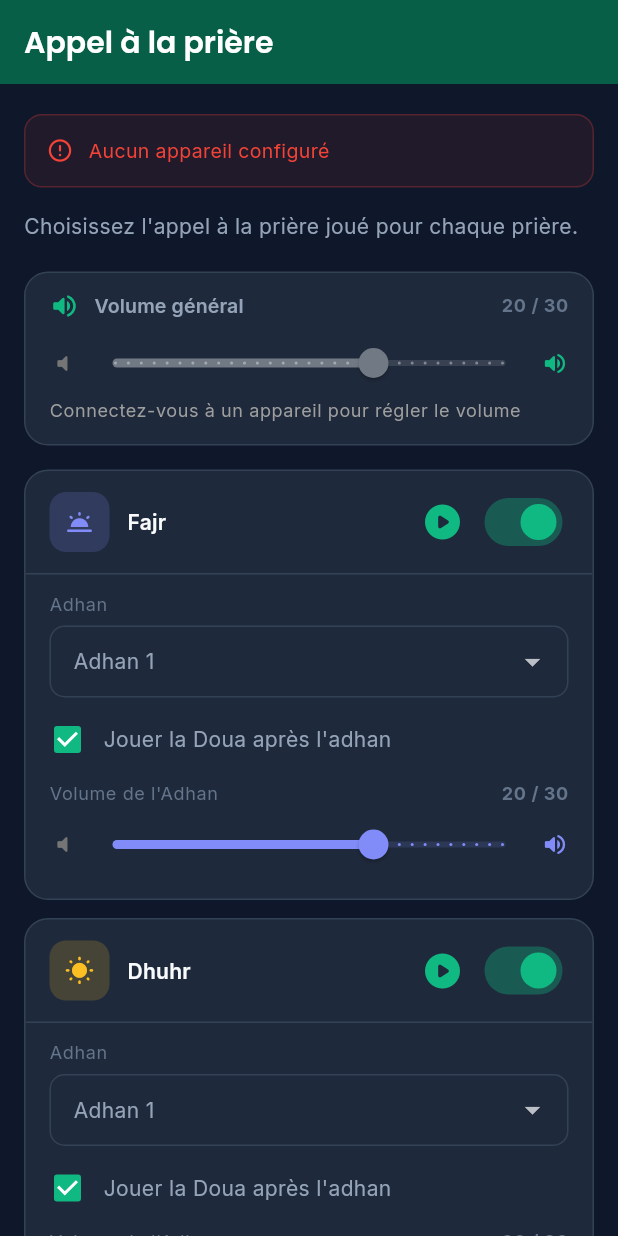
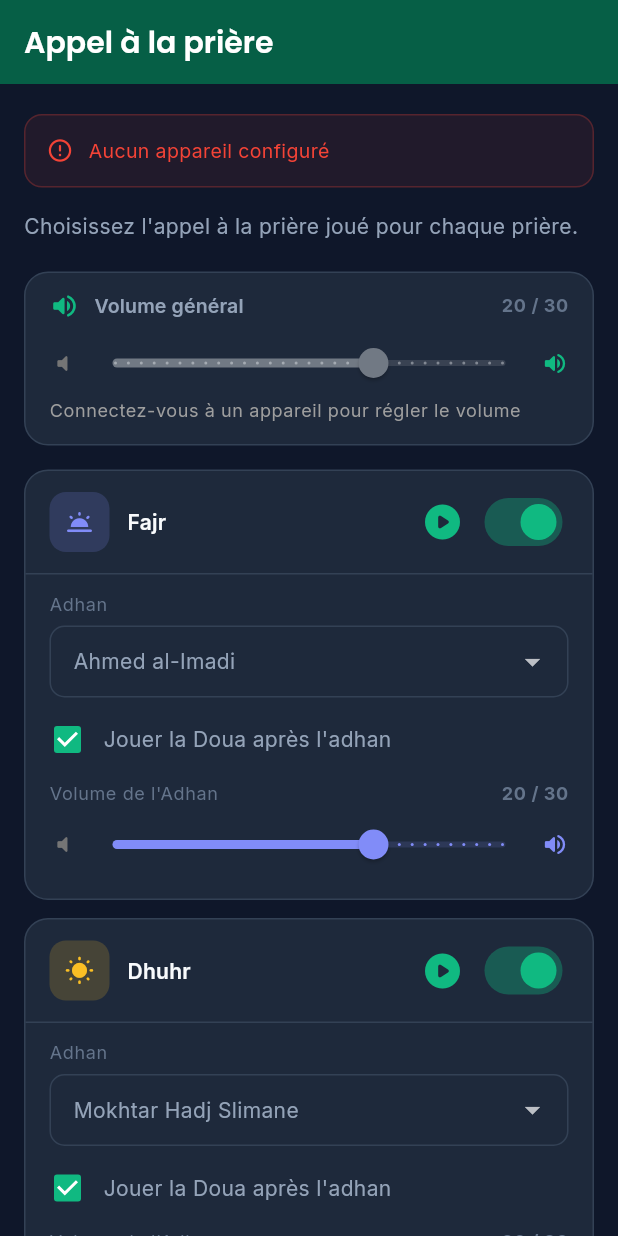
Before and after one commit to adelhanifiOne/adhanbox, a Flutter app: the AdhanConfigScreen screen opened directly, on a phone screen of 412 x 824 dp. Run offline on Flutter 3.47's test engine with Material 3 defaults, Android fonts, the phone set to English and light mode, and no system bars; drawn by our look-alikes of flutter_animate; our stand-ins replace auto_size_text, connectivity_plus, dio, flutter_blue_plus, flutter_riverpod, font_awesome_flutter and 8 more; missing offline and left inert: app_settings, json_path, network_info_plus, wifi_scan; accounts and stored records are empty; network calls fail.

Commit message:
Audio: lecteur Coran (4 recitateurs x 114 sourates) + adhans HD nommes
App:
- Nouvel ecran lecteur Coran (quran_player_screen) : choisir recitateur
  (Afasy/Ghamdi/Dosari/Maher) puis sourate, joue sur l'AdhanBox via
  /api/audio/play?f=/quran/<slug>/NNN.mp3. Recherche incluse.
- Methode API playFile(path) (endpoint protege, token en header).
- Adhans renommes avec vrais muezzins (fini "Adhan 1..20" generiques).

Audio (fichiers locaux gitignores, a pre-charger sur SD) :
- Coran complet 4 recitateurs (script fetch_quran.sh, ~6 Go).
- Adhans re-source en 128 kbps (archive.org) au lieu des islamcan 24-40 kbps.
  Manifeste audio_content.txt mis a jour (6 adhans de qualite).

Co-Authored-By: Claude Opus 4.8 <noreply@anthropic.com>

```diff
--- a/audio_content.txt
+++ b/audio_content.txt
@@ -1,22 +1,14 @@
 # AdhanBox V2 - manifeste de contenu audio (sync auto WiFi) - tout en HTTPS
 # Format: chemin|URL
 
-# --- Adhans (joues par NUMERO) : 0001=duaa 0002=adhan 0003=fajr 0004+=autres ---
+# --- Adhans (joues par NUMERO) : 0001=duaa 0003=fajr, autres=muezzins ---
+# Sources 128 kbps (archive.org) au lieu des islamcan 24-40 kbps.
 /mp3/0001.mp3|https://archive.org/download/adhan.notifications/Dua_after_Adhan.mp3
-/mp3/0002.mp3|https://islamcan.com/audio/adhan/azan2.mp3
+/mp3/0002.mp3|https://archive.org/download/adhan.notifications/Ahmed_al_Imadi_Adhan.mp3
 /mp3/0003.mp3|https://archive.org/download/adhan.notifications/Mishary_Rashid_al_Afasy_Fajr_Adhan.mp3
-/mp3/0004.mp3|https://islamcan.com/audio/adhan/azan1.mp3
-/mp3/0005.mp3|https://islamcan.com/audio/adhan/azan3.mp3
-/mp3/0006.mp3|https://islamcan.com/audio/adhan/azan4.mp3
-/mp3/0007.mp3|https://islamcan.com/audio/adhan/azan5.mp3
-/mp3/0008.mp3|https://islamcan.com/audio/adhan/azan6.mp3
-/mp3/0009.mp3|https://islamcan.com/audio/adhan/azan7.mp3
-/mp3/0010.mp3|https://islamcan.com/audio/adhan/azan8.mp3
-/mp3/0011.mp3|https://islamcan.com/audio/adhan/azan9.mp3
-/mp3/0012.mp3|https://islamcan.com/audio/adhan/azan10.mp3
-/mp3/0013.mp3|https://islamcan.com/audio/adhan/azan11.mp3
-/mp3/0014.mp3|https://islamcan.com/audio/adhan/azan12.mp3
-/mp3/0015.mp3|https://islamcan.com/audio/adhan/azan13.mp3
+/mp3/0004.mp3|https://archive.org/download/adhan.notifications/Mokhtar_Hadj_Slimane_Adhan.mp3
+/mp3/0005.mp3|https://archive.org/download/adhan.notifications/Nasser_al_Qatami_Adhan.mp3
+/mp3/0006.mp3|https://archive.org/download/adhan.notifications/Majed_al_Hamathani_Adhan.mp3
 
 # --- Azkar / Coran (joues par CHEMIN) ---
 # /azkar/sabah.mp3|https://archive.org/download/sheikh-mishary-rashid-alafasy-azkar/Sheikh%20Mishary%20Rashid%20Alafasy%20-%20%D8%A3%D8%B0%D9%83%D8%A7%D8%B1%20%D8%A7%D9%84%D8%B5%D8%A8%D8%A7%D8%AD.mp3
--- a/flutter_app/lib/screens/adhan_config_screen.dart
+++ b/flutter_app/lib/screens/adhan_config_screen.dart
@@ -8,27 +8,13 @@ import 'package:http/http.dart' as http;
 import '../providers/adhanbox_provider.dart';
 import '../theme/app_theme.dart';
 
+// Adhans de qualité (muezzins nommés). Fichiers /mp3/000N.mp3 sur la SD.
 const _trackNames = {
-  2:  'Adhan 1',
-  3:  'Adhan 2',
-  4:  'Adhan 1',
-  5:  'Adhan 2',
-  6:  'Adhan 3',
-  7:  'Adhan 4',
-  8:  'Adhan 5',
-  9:  'Adhan 6',
-  10: 'Adhan 7',
-  11: 'Adhan 8',
-  12: 'Adhan 9',
-  13: 'Adhan 10',
-  14: 'Adhan 11',
-  15: 'Adhan 12',
-  16: 'Adhan 13',
-  17: 'Adhan 14',
-  18: 'Adhan 15',
-  19: 'Adhan 16',
-  20: 'Adhan 17',
-  21: 'Adhan 18',
+  2: 'Ahmed al-Imadi',
+  3: 'Mishary al-Afasy (Fajr)',
+  4: 'Mokhtar Hadj Slimane',
+  5: 'Nasser al-Qatami',
+  6: 'Majed al-Hamathani',
 };
 
 class AdhanConfigScreen extends ConsumerStatefulWidget {
```
Also changed, not shown: flutter_app/lib/data/quran_data.dart (added, +144 -0 lines), flutter_app/lib/screens/azkar_coran_screen.dart (+14 -0 lines), flutter_app/lib/screens/quran_player_screen.dart (added, +147 -0 lines), flutter_app/lib/services/adhanbox_api.dart (+12 -0 lines), 1 other file.
